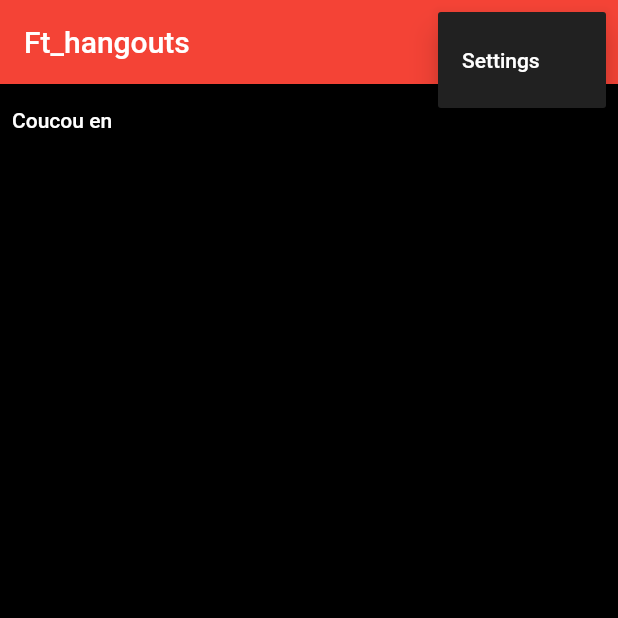
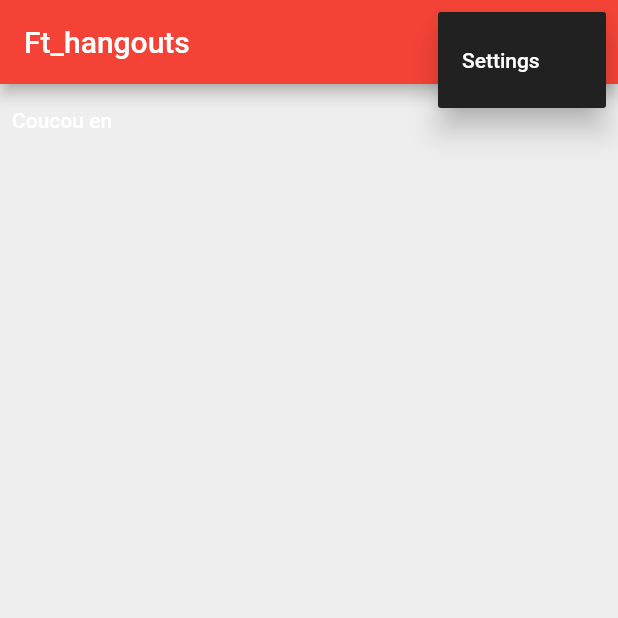
Before and after one commit to ziakor/Ft_hangouts, a Flutter app: the screen it shows after launch, after a tap on the "more vert" icon, on a phone screen of 412 x 824 dp, the top half of it. Run offline on Flutter 3.47's test engine with Material 2 defaults, Android fonts, the phone set to English and light mode, and no system bars; our stand-ins replace shared_preferences, sqflite; accounts and stored records are empty.

Commit message:
Continuation page settings: ajout route vers setting, changement langue sur la fin :)

```diff
--- a/lib/localization/language/language_en.dart
+++ b/lib/localization/language/language_en.dart
@@ -4,4 +4,10 @@ class LanguageEn extends Languages {
   @override
   String get appName => "Coucou en";
   String get settings => "Settings";
+  String get settingsTheme => "Change theme";
+  String get settingsHeaderColor => "Change header color";
+  String get settingsLanguage => "Change language";
+  String get cancel => "Cancel";
+  List<String> get languageList => ["English", "French"];
+  String get settingsLanguageTitle => "Language";
 }
--- a/lib/localization/language/language_fr.dart
+++ b/lib/localization/language/language_fr.dart
@@ -4,4 +4,10 @@ class LanguageFr extends Languages {
   @override
   String get appName => "Coucou fr";
   String get settings => "Paramètres";
+  String get settingsTheme => "Changer le thème";
+  String get settingsHeaderColor => "Changer la couleur du header";
+  String get settingsLanguage => "Changer de langue";
+  String get cancel => "Annuler";
+  List<String> get languageList => ["Anglais", "Français"];
+  String get settingsLanguageTitle => "Langue";
 }
--- a/lib/localization/language/languages.dart
+++ b/lib/localization/language/languages.dart
@@ -6,5 +6,11 @@ abstract class Languages {
   }
 
   String get appName;
+  String get cancel;
   String get settings;
+  String get settingsTheme;
+  String get settingsHeaderColor;
+  String get settingsLanguage;
+  String get settingsLanguageTitle;
+  List<String> get languageList;
 }
--- a/lib/src/bloc/language_bloc.dart
+++ b/lib/src/bloc/language_bloc.dart
@@ -5,8 +5,8 @@ import 'package:ft_hangout/localization/locale_constant.dart';
 import 'package:ft_hangout/src/bloc/bloc.dart';
 
 class LanguageBloc implements Bloc {
+  Locale _locale;
   Locale get selectedLocale => _locale;
-  Locale _locale;
 
   final _languageController = StreamController<Locale>();
   StreamSink<Locale> get localeSink => _languageController.sink;
--- /dev/null
+++ b/lib/src/scale_route.dart
@@ -0,0 +1,32 @@
+import 'package:flutter/material.dart';
+
+class ScaleRoute extends PageRouteBuilder {
+  final Widget page;
+  ScaleRoute({this.page})
+      : super(
+          pageBuilder: (
+            BuildContext context,
+            Animation<double> animation,
+            Animation<double> secondaryAnimation,
+          ) =>
+              page,
+          transitionsBuilder: (
+            BuildContext context,
+            Animation<double> animation,
+            Animation<double> secondaryAnimation,
+            Widget child,
+          ) =>
+              ScaleTransition(
+            scale: Tween<double>(
+              begin: 0.95,
+              end: 1.0,
+            ).animate(
+              CurvedAnimation(
+                parent: animation,
+                curve: Curves.fastOutSlowIn,
+              ),
+            ),
+            child: child,
+          ),
+        );
+}
--- a/lib/src/ui/main.dart
+++ b/lib/src/ui/main.dart
@@ -50,7 +50,7 @@ class _MainState extends State<Main> {
               },
               theme: ThemeData(
                 primarySwatch: Colors.red,
-                scaffoldBackgroundColor: Colors.black,
+                scaffoldBackgroundColor: Colors.grey.shade200,
                 textTheme: TextTheme(bodyText1: TextStyle(color: Colors.white)),
               ),
               title: 'Flutter Demo',
```
Also changed, not shown: lib/src/ui/main_screen.dart (+13 -2 lines), lib/src/ui/settings.dart (added, +145 -0 lines).
